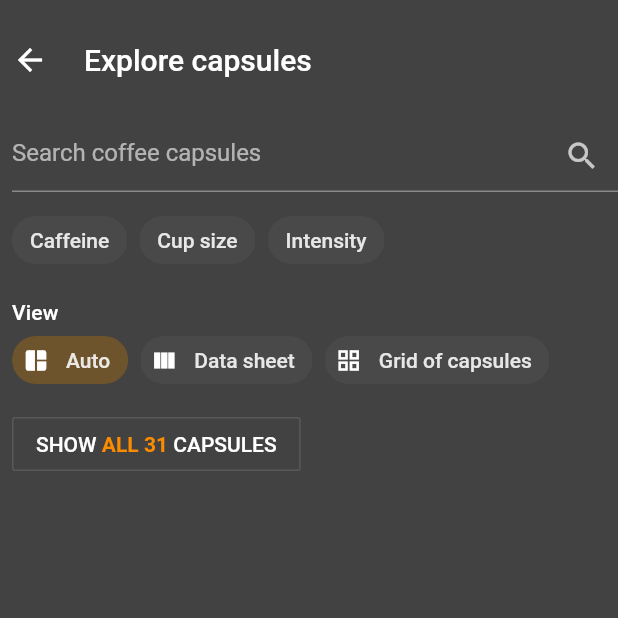
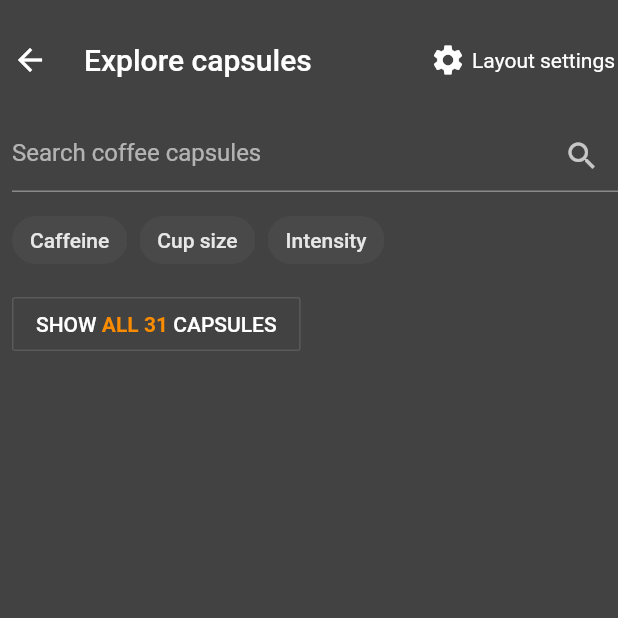
Before and after one commit to gvanberkel/nescap, a Flutter app: the CapsuleDataSheetViewport screen opened directly, after a tap on "Explore", on a phone screen of 412 x 824 dp, the top half of it. Run offline on Flutter 3.47's test engine with Material 2 defaults, Android fonts, the phone set to English and light mode, and no system bars.

Commit message:
Layout settings moved to drop down

```diff
--- a/lib/app_ui/capsule_search_dialog/capsule_search_dialog.dart
+++ b/lib/app_ui/capsule_search_dialog/capsule_search_dialog.dart
@@ -115,6 +115,8 @@ class _CapsuleSearchDialogState extends State<CapsuleSearchDialog> {
                 'Explore capsules',
                 style: Theme.of(context).textTheme.headline6,
               ),
+              Spacer(flex: 1),
+              _layoutSettings(),
             ],
           ),
           SizedBox(
@@ -128,7 +130,6 @@ class _CapsuleSearchDialogState extends State<CapsuleSearchDialog> {
           _caffeine(),
           _cupSize(),
           _strength(),
-          _layout(),
           SizedBox(
             height: 8,
           ),
@@ -337,50 +338,49 @@ class _CapsuleSearchDialogState extends State<CapsuleSearchDialog> {
     );
   }
 
-  Widget _layout() {
-    return Column(
-      crossAxisAlignment: CrossAxisAlignment.start,
-      children: [
-        SizedBox(height: 16.0),
-        Text('View', style: Theme.of(context).textTheme.subtitle2),
-        Wrap(
-          spacing: 8.0,
-          runSpacing: 4.0,
-          alignment: WrapAlignment.start,
-          children: [
-            ChoiceChip(
-              label: Text('Auto'),
-              avatar: Icon(Icons.auto_awesome_mosaic),
-              selected:
-                  logic.resultsLayout == ResultsLayout.BestSuitedToConstraints,
-              selectedColor: selectedColour,
-              onSelected: (value) {
-                logic.setResultsLayout(
-                    value ? ResultsLayout.BestSuitedToConstraints : null);
-              },
+  Widget _layoutSettings() {
+    return PopupMenuButton<ResultsLayout>(
+      onSelected: (ResultsLayout result) {
+        logic.setResultsLayout(result);
+      },
+      child: Row(children: [Icon(Icons.settings), SizedBox(width:4.0), Text('Layout settings'), SizedBox(width:2.0)]),
+      itemBuilder: (BuildContext context) {
+        return [
+          PopupMenuItem<ResultsLayout>(
+            value: ResultsLayout.BestSuitedToConstraints,
+            child: Row(
+              mainAxisAlignment: MainAxisAlignment.start,
+              children: [
+                Icon(Icons.auto_awesome_mosaic),
+                SizedBox(width: 4.0),
+                Text('Auto (orientation & screen)'),
+              ],
             ),
-            ChoiceChip(
-              label: Text('Data sheet'),
-              avatar: Icon(Icons.view_column),
-              selected: logic.resultsLayout == ResultsLayout.DataSheet,
-              selectedColor: selectedColour,
-              onSelected: (value) {
-                logic.setResultsLayout(value ? ResultsLayout.DataSheet : null);
-              },
+          ),
+          PopupMenuItem<ResultsLayout>(
+            value: ResultsLayout.DataSheet,
+            child: Row(
+              mainAxisAlignment: MainAxisAlignment.start,
+              children: [
+                Icon(Icons.view_column),
+                SizedBox(width: 4.0),
+                Text('Data sheet'),
+              ],
             ),
-            ChoiceChip(
-              label: Text('Grid of capsules'),
-              avatar: Icon(Icons.grid_view),
-              selected: logic.resultsLayout == ResultsLayout.GridOfCapsules,
-              selectedColor: selectedColour,
-              onSelected: (value) {
-                logic.setResultsLayout(
-                    value ? ResultsLayout.GridOfCapsules : null);
-              },
+          ),
+          PopupMenuItem<ResultsLayout>(
+            value: ResultsLayout.GridOfCapsules,
+            child: Row(
+              mainAxisAlignment: MainAxisAlignment.start,
+              children: [
+                Icon(Icons.grid_view),
+                SizedBox(width: 4.0),
+                Text('Grid of capsules'),
+              ],
             ),
-          ],
-        ),
-      ],
+          ),
+        ];
+      },
     );
   }
 
```
